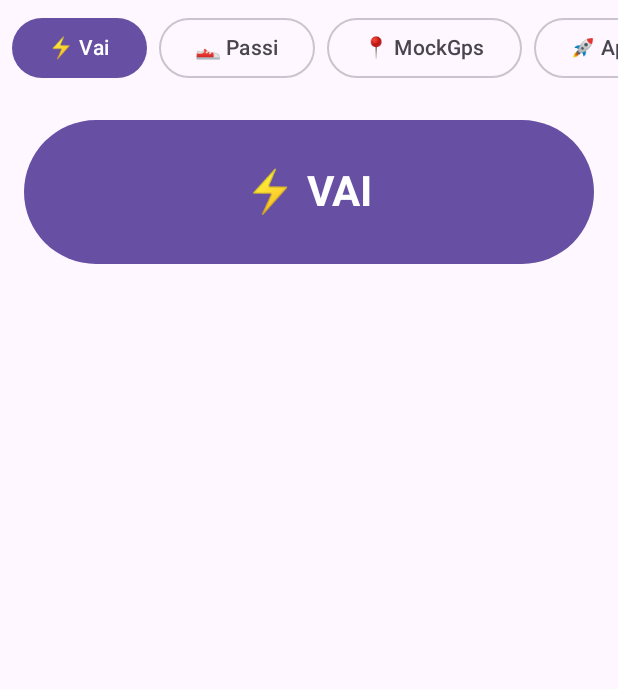
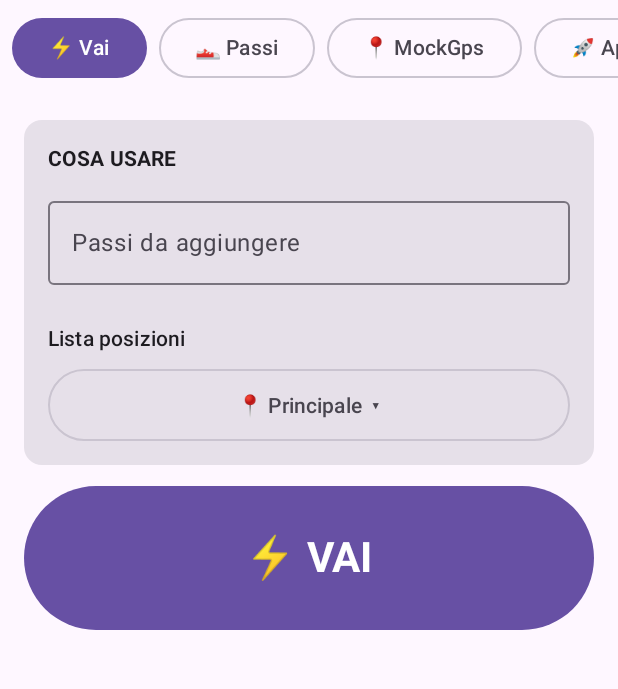
Before and after one commit to garsal1971/garsal-utils, an Android app built with Jetpack Compose: the screen it shows after launch (MainActivity), on a phone screen of 412 x 824 dp, the part 84-773 px from its top. Run offline under Robolectric (Android 15) with nearby library versions, the phone set to English and light mode, and no system bars; libraries missing offline, so code that uses them is left out: androidx.health.connect; 2 statements that could not run were skipped.

Commit message:
feat: StepInj 1.6.0 — distanza coi passi, casella passi e lista posizioni in ⚡
- Ogni aggiunta scrive anche un DistanceRecord (passi × 0,75 m) nella stessa
  insertRecords e nella stessa finestra; il disfa toglie anche la distanza.
  Nuovo permesso Health Connect WRITE_DISTANCE.
- Scheda ⚡: casella dei passi (stessa preferenza ultimi_passi della 👟) e
  combo della lista posizioni attiva (stessa di 📍, bloccata a mock acceso).
- Aggiornati CLAUDE.md e privacy.html.

Co-Authored-By: Claude Opus 5.5 <noreply@anthropic.com>
Claude-Session: https://claude.ai/code/session_014wZfwHxf831Mmyzx212bJP

```diff
--- a/android-app/stepinj/app/build.gradle
+++ b/android-app/stepinj/app/build.gradle
@@ -15,8 +15,8 @@ android {
         applicationId "com.garsal.stepinj"
         minSdk 26
         targetSdk 36
-        versionCode 12
-        versionName "1.5.5"
+        versionCode 13
+        versionName "1.6.0"
     }
 
     // Le pagine HTML scelgono fra dev e produzione dall'hostname (_IS_DEV); qui un
--- a/android-app/stepinj/app/src/main/AndroidManifest.xml
+++ b/android-app/stepinj/app/src/main/AndroidManifest.xml
@@ -10,6 +10,8 @@
          per cui questa app esiste (vedi Passi.kt). -->
     <uses-permission android:name="android.permission.health.READ_STEPS" />
     <uses-permission android:name="android.permission.health.WRITE_STEPS" />
+    <!-- La distanza che fanno i passi aggiunti (v1.6.0): solo scrittura, non si legge. -->
+    <uses-permission android:name="android.permission.health.WRITE_DISTANCE" />
 
     <!-- ── 📍 MockGps ────────────────────────────────────────────────────────
          ⚠️ ACCESS_MOCK_LOCATION NON dà il permesso di fingere la posizione: è
--- a/android-app/stepinj/app/src/main/java/com/garsal/stepinj/MainActivity.kt
+++ b/android-app/stepinj/app/src/main/java/com/garsal/stepinj/MainActivity.kt
@@ -217,6 +217,12 @@ internal fun SchermataPassi() {
                     value = quanti,
                     onValueChange = { nuovo -> quanti = nuovo.filter { it.isDigit() }.take(7) },
                     label = { Text("Numero di passi") },
+                    // La distanza la scrive `aggiungi()` insieme ai passi: dirlo qui,
+                    // prima di premere, invece di farla scoprire nell'app della salute.
+                    supportingText = {
+                        val n = quanti.toLongOrNull() ?: 0L
+                        if (n > 0) Text("+ ≈ ${PassiRepository.km(n * METRI_PER_PASSO)} di distanza (${"%.2f".format(METRI_PER_PASSO)} m a passo)")
+                    },
                     singleLine = true,
                     keyboardOptions = KeyboardOptions(keyboardType = KeyboardType.Number),
                     modifier = Modifier.fillMaxWidth(),
--- a/android-app/stepinj/app/src/main/java/com/garsal/stepinj/Passi.kt
+++ b/android-app/stepinj/app/src/main/java/com/garsal/stepinj/Passi.kt
@@ -4,10 +4,12 @@ import android.content.Context
 import androidx.health.connect.client.HealthConnectClient
 import androidx.health.connect.client.aggregate.AggregationResult
 import androidx.health.connect.client.permission.HealthPermission
+import androidx.health.connect.client.records.DistanceRecord
 import androidx.health.connect.client.records.StepsRecord
 import androidx.health.connect.client.records.metadata.Metadata
 import androidx.health.connect.client.request.AggregateRequest
 import androidx.health.connect.client.time.TimeRangeFilter
+import androidx.health.connect.client.units.Length
 import kotlinx.coroutines.Dispatchers
 import kotlinx.coroutines.withContext
 import java.time.Instant
@@ -33,11 +35,28 @@ import java.time.ZoneId
  * questo codice possa garantire, ed è l'unica incognita del passaggio.
  */
 
-/** Leggere per dire quanti ce ne sono, scrivere per aggiungerne. */
+/**
+ * Leggere per dire quanti ce ne sono, scrivere per aggiungerne — e scrivere la
+ * distanza che quei passi fanno (v1.6.0).
+ *
+ * ⚠️ Della distanza basta la **scrittura**: non la si legge da nessuna parte, e
+ * cancellare le proprie righe chiede lo stesso permesso di scriverle. Chiedere
+ * anche la lettura sarebbe un permesso in più senza niente che lo usi.
+ */
 val PERMESSI_PASSI: Set<String> = setOf(
     HealthPermission.getReadPermission(StepsRecord::class),
     HealthPermission.getWritePermission(StepsRecord::class),
+    HealthPermission.getWritePermission(DistanceRecord::class),
 )
+
+/**
+ * La lunghezza di un passo, per la distanza scritta insieme ai passi.
+ *
+ * ⚠️ Fissa di proposito: è una stima, e una casella in più per una stima sarebbe
+ * un'altra cosa da sbagliare. Cambiandola, cambia solo la distanza delle aggiunte
+ * **successive** — quelle già scritte restano come sono.
+ */
+const val METRI_PER_PASSO = 0.75
 
 /**
  * ⚠️ Health Connect rifiuta un `StepsRecord` con `count` fuori scala. Il tetto è
@@ -159,6 +178,13 @@ object PassiRepository {
             if (!inizio.isBefore(fine)) inizio = fine.minusMillis(1)
 
             val zona = ZoneId.systemDefault()
+            val finestra = "${inizio.toEpochMilli()}-${fine.toEpochMilli()}"
+            val metri = quanti * METRI_PER_PASSO
+            // ⚠️ Passi e distanza nella STESSA chiamata e nella stessa finestra: una
+            // `insertRecords` è tutta o niente, quindi non può restare scritto uno solo
+            // dei due — i passi senza la loro distanza, o una distanza senza passi.
+            // Il `clientRecordId` della distanza viene dalla stessa finestra per la
+            // stessa ragione di quello dei passi: ripremendo si sostituisce, non si somma.
             client.insertRecords(
                 listOf(
                     StepsRecord(
@@ -167,17 +193,23 @@ object PassiRepository {
                         endTime = fine,
                         startZoneOffset = zona.rules.getOffset(inizio),
                         endZoneOffset = zona.rules.getOffset(fine),
-                        metadata = Metadata.manualEntry(
-                            clientRecordId = "stepinj-${inizio.toEpochMilli()}-${fine.toEpochMilli()}"
-                        ),
-                    )
+                        metadata = Metadata.manualEntry(clientRecordId = "stepinj-$finestra"),
+                    ),
+                    DistanceRecord(
+                        distance = Length.meters(metri),
+                        startTime = inizio,
+                        endTime = fine,
+                        startZoneOffset = zona.rules.getOffset(inizio),
+                        endZoneOffset = zona.rules.getOffset(fine),
+                        metadata = Metadata.manualEntry(clientRecordId = "stepinj-dist-$finestra"),
+                    ),
                 )
             )
             prefs.edit()
                 .putLong(ULTIMO_FINE, fine.toEpochMilli())
                 .putLong(ULTIMI_PASSI, quanti)
                 .apply()
-            EsitoPassi.Ok("Aggiunti ${"%,d".format(quanti)} passi.")
+            EsitoPassi.Ok("Aggiunti ${"%,d".format(quanti)} passi (${km(metri)}).")
         } catch (e: SecurityException) {
             EsitoPassi.PermessiRichiesti
         } catch (e: Exception) {
@@ -186,7 +218,8 @@ object PassiRepository {
     }
 
     /**
-     * Toglie le righe scritte da questa app oggi.
+     * Toglie le righe scritte da questa app oggi: i passi **e la loro distanza**,
+     * che senza i passi accanto sarebbe un tragitto fatto senza camminare.
      *
      * ⚠️ **Solo le proprie**: Health Connect non lascia cancellare i dati di
      * un'altra app, e non c'è modo di aggirarlo. Quindi da qui i passi si
@@ -196,10 +229,10 @@ object PassiRepository {
      */
     suspend fun togliMiei(context: Context): EsitoPassi = withContext(Dispatchers.IO) {
         try {
-            HealthConnectClient.getOrCreate(context).deleteRecords(
-                recordType = StepsRecord::class,
-                timeRangeFilter = TimeRangeFilter.between(inizioDiOggi(), Instant.now()),
-            )
+            val client = HealthConnectClient.getOrCreate(context)
+            val oggi = TimeRangeFilter.between(inizioDiOggi(), Instant.now())
+            client.deleteRecords(recordType = StepsRecord::class, timeRangeFilter = oggi)
+            client.deleteRecords(recordType = DistanceRecord::class, timeRangeFilter = oggi)
             // Il cursore riparte: le righe di oggi non ci sono più, quindi
             // niente da cui tenersi alla larga.
             context.getSharedPreferences(PREFS, Context.MODE_PRIVATE)
@@ -212,6 +245,10 @@ object PassiRepository {
         }
     }
 
+    /** «3,75 km», o «750 m» sotto il chilometro. */
+    fun km(metri: Double): String =
+        if (metri < 1000) "${metri.toLong()} m" else "%.2f km".format(metri / 1000)
+
     /** La mezzanotte di oggi in ora **locale**: il giorno è quello del telefono,
      *  non quello di UTC — fra mezzanotte e le due sarebbe ancora ieri. */
     private fun inizioDiOggi(): Instant {
--- a/android-app/stepinj/app/src/main/java/com/garsal/stepinj/RapidoScreen.kt
+++ b/android-app/stepinj/app/src/main/java/com/garsal/stepinj/RapidoScreen.kt
@@ -6,6 +6,7 @@ import android.os.Build
 import androidx.activity.compose.rememberLauncherForActivityResult
 import androidx.activity.result.contract.ActivityResultContracts
 import androidx.compose.foundation.layout.Arrangement
+import androidx.compose.foundation.layout.Box
 import androidx.compose.foundation.layout.Column
 import androidx.compose.foundation.layout.fillMaxSize
 import androidx.compose.foundation.layout.fillMaxWidth
@@ -13,10 +14,16 @@ import androidx.compose.foundation.layout.heightIn
 import androidx.compose.foundation.layout.padding
 import androidx.compose.foundation.rememberScrollState
 import androidx.compose.foundation.verticalScroll
+import androidx.compose.foundation.text.KeyboardOptions
 import androidx.compose.material3.Button
+import androidx.compose.material3.DropdownMenu
+import androidx.compose.material3.DropdownMenuItem
 import androidx.compose.material3.MaterialTheme
+import androidx.compose.material3.OutlinedButton
+import androidx.compose.material3.OutlinedTextField
 import androidx.compose.material3.Text
 import androidx.compose.runtime.Composable
+import androidx.compose.runtime.collectAsState
 import androidx.compose.runtime.getValue
 import androidx.compose.runtime.mutableStateListOf
 import androidx.compose.runtime.mutableStateOf
@@ -26,6 +33,7 @@ import androidx.compose.runtime.setValue
 import androidx.compose.ui.Modifier
 import androidx.compose.ui.platform.LocalContext
 import androidx.compose.ui.text.font.FontWeight
+import androidx.compose.ui.text.input.KeyboardType
 import androidx.compose.ui.unit.dp
 import androidx.compose.ui.unit.sp
 import androidx.core.content.ContextCompat
@@ -38,11 +46,11 @@ import kotlinx.coroutines.launch
  * l'app**. È la prima scheda e quella su cui l'app si apre, perché è il gesto che si fa
  * tutti i giorni — le altre tre configurano, questa esegue.
  *
- * ⚠️ **Non configura niente, di proposito.** Quanti passi, quali coordinate, per quanti
- * minuti e quale app sono l'**ultima cosa scelta nelle altre schede**: qui non c'è una
- * seconda casella dove riscriverli, o sarebbero due verità sullo stesso numero e non si
- * saprebbe quale ha usato il giro. È la stessa scelta per cui in 📍 MockGps le
- * coordinate spuntate *sono* quelle che si useranno, senza un pulsante «Usa».
+ * ⚠️ **Due cose si scelgono anche qui, ma non sono copie** (v1.6.0): la casella dei
+ * passi e la lista delle posizioni. Leggono e scrivono **le stesse preferenze** delle
+ * schede 👟 e 📍 — `ultimi_passi` e `mock_lista_attiva` — quindi la verità resta una:
+ * cambiata qui, la si ritrova là, e viceversa. Il resto (secondi, minuti, spunte, app)
+ * è l'**ultima cosa scelta nelle altre schede**, come prima.
  *
  * ⚠️ **Un passo fallito non ferma gli altri**, e li fa tutt'e tre comunque: le tre cose
  * sono indipendenti — il mock non autorizzato non è una ragione per non scrivere i passi
@@ -71,6 +79,19 @@ fun RapidoScreen() {
 
     var occupato by remember { mutableStateOf(false) }
     val esiti = remember { mutableStateListOf<Esito>() }
+
+    // ⚠️ Parte dall'ultimo numero scritto davvero, come la casella della scheda 👟, e
+    // NON si salva mentre lo si digita: lo salva `PassiRepository.aggiungi()` dopo che
+    // l'inserimento è riuscito, così il default resta l'ultimo numero *usato*.
+    var quantiTesto by remember {
+        mutableStateOf(PassiRepository.ultimoNumero(ctx).takeIf { it > 0 }?.toString().orEmpty())
+    }
+
+    // La lista attiva è quella di 📍: sceglierla qui la cambia anche là.
+    val liste = remember { MockGps.leggiListe(ctx) }
+    var lista by remember { mutableStateOf(MockGps.listaAttiva(ctx)) }
+    var menuListe by remember { mutableStateOf(false) }
+    val mockAttivo by MockStato.attivo.collectAsState()
 
     // ── I tre passi ───────────────────────────────────────────────────────────
     suspend fun sequenza() {
@@ -122,11 +143,11 @@ fun RapidoScreen() {
             }
 
             // 2 ── I passi ────────────────────────────────────────────────────
-            val quanti = PassiRepository.ultimoNumero(ctx)
+            val quanti = quantiTesto.toLongOrNull() ?: 0L
             val guastoHc = PassiRepository.statoSdk(ctx)
             when {
                 quanti <= 0 -> esiti.add(
-                    Esito(false, "Passi: non c'è ancora un numero. Scrivilo una volta nella scheda 👟.")
+                    Esito(false, "Passi: scrivi quanti passi aggiungere nella casella qui sopra.")
                 )
                 guastoHc != null -> esiti.add(Esito(false, "Passi: $guastoHc"))
                 else -> when (val e = PassiRepository.aggiungi(ctx, quanti)) {
@@ -219,6 +240,50 @@ fun RapidoScreen() {
         Modifier.fillMaxSize().verticalScroll(rememberScrollState()).padding(16.dp),
         verticalArrangement = Arrangement.spacedBy(14.dp),
     ) {
+        Riquadro("COSA USARE") {
+            OutlinedTextField(
+                value = quantiTesto,
+                // Come la casella della scheda 👟: solo cifre, al più sette.
+                onValueChange = { t -> quantiTesto = t.filter { it.isDigit() }.take(7) },
+                label = { Text("Passi da aggiungere") },
+                supportingText = {
+                    val n = quantiTesto.toLongOrNull() ?: 0L
+                    if (n > 0) Text("≈ ${PassiRepository.km(n * METRI_PER_PASSO)} di distanza")
+                },
+                singleLine = true,
+                enabled = !occupato,
+                keyboardOptions = KeyboardOptions(keyboardType = KeyboardType.Number),
+                modifier = Modifier.fillMaxWidth(),
+            )
+
+            Text("Lista posizioni", style = MaterialTheme.typography.labelLarge)
+            Box {
+                // ⚠️ A mock acceso la lista non si cambia, come nella scheda 📍: il giro
+                // sta usando quella attiva.
+                OutlinedButton(
+                    onClick = { menuListe = true },
+                    enabled = !occupato && !mockAttivo,
+                    modifier = Modifier.fillMaxWidth().heightIn(min = 48.dp),
+                ) { Text("📍 ${lista.nome}  ▾") }
+                DropdownMenu(expanded = menuListe, onDismissRequest = { menuListe = false }) {
+                    liste.forEach { l ->
+                        DropdownMenuItem(
+                            text = { Text((if (l.id == lista.id) "✓ " else "") + l.nome) },
+                            onClick = {
+                                MockGps.scegliLista(ctx, l.id)
+                                lista = l
+                                menuListe = false
+                            },
+                        )
+                    }
+                }
+            }
+            if (mockAttivo) {
+                Text("Mentre il mock è acceso la lista non si cambia.",
+                     style = MaterialTheme.typography.bodySmall)
+            }
+        }
+
         // ⚠️ `heightIn(min = …)` e non `height`: coi caratteri di sistema grandi su
         // un'altezza fissa la scritta è più alta del pulsante, e quel che avanza sparisce.
         Button(
```
Also changed, not shown: 2 other files.
